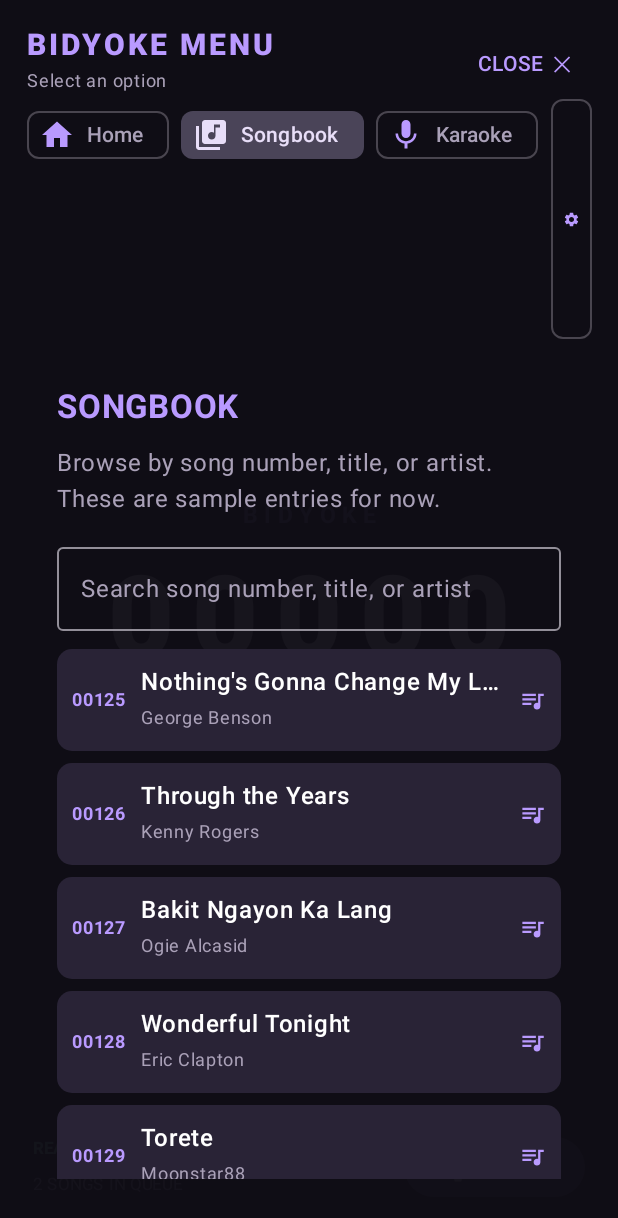
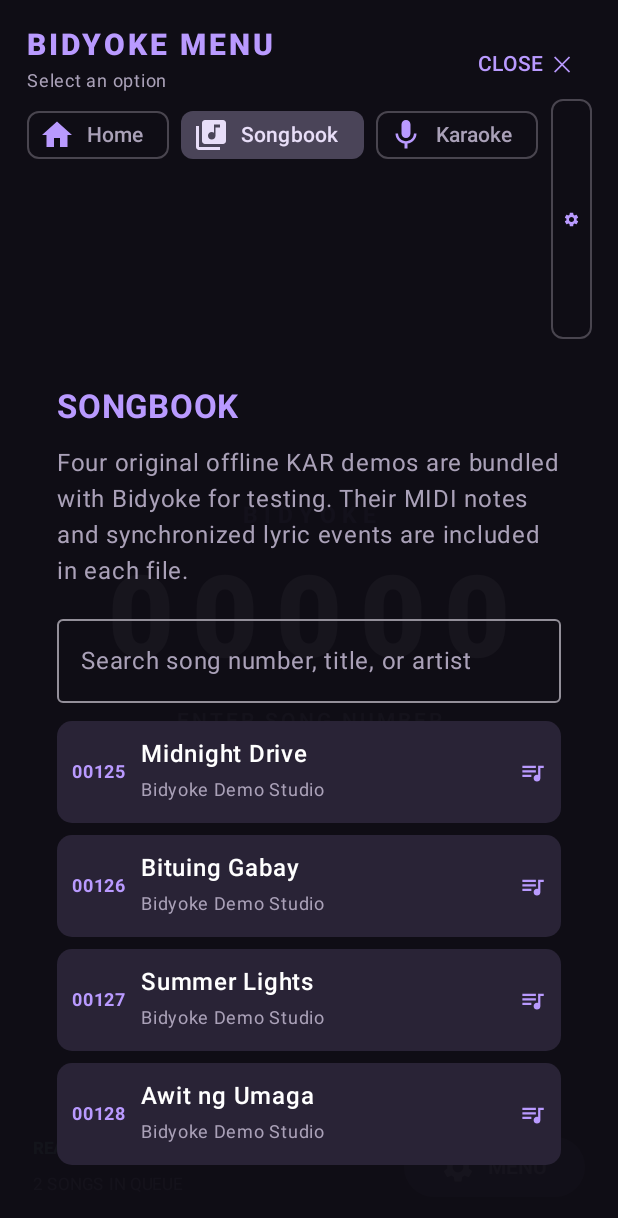
Before and after one commit to mnbvcxz24/Bidyoke, an Android app built with Jetpack Compose: the screen it shows after launch (MainActivity), after a tap on "MENU", on a phone screen of 412 x 824 dp. Shown: the top 1218 px of the screen. Run offline under Robolectric (Android 15) with nearby library versions, the phone set to English and light mode, and no system bars.

Commit message:
Add bundled original KAR demo song catalog

```diff
--- a/app/src/main/java/com/bidyoke/MainActivity.kt
+++ b/app/src/main/java/com/bidyoke/MainActivity.kt
@@ -39,6 +39,7 @@ import androidx.compose.ui.text.input.KeyboardType
 import androidx.compose.ui.text.style.TextOverflow
 import androidx.compose.ui.unit.dp
 import androidx.compose.ui.unit.sp
+import java.io.File
 
 private val Ink = Color(0xFF100E16)
 private val Panel = Color(0xFF1D1927)
@@ -53,6 +54,7 @@ class MainActivity : ComponentActivity() {
 
     override fun onCreate(savedInstanceState: Bundle?) {
         super.onCreate(savedInstanceState)
+        installBundledDemoSongs()
         setContent {
             BidyokeTheme {
                 BidyokeApp(onRemoteKeyHandler = { remoteKeyHandler = it })
@@ -79,16 +81,29 @@ private fun BidyokeTheme(content: @Composable () -> Unit) {
     )
 }
 
+
+private fun MainActivity.installBundledDemoSongs() {
+    val assetNames = assets.list("demo_songs") ?: return
+    val targetDir = File(filesDir, "demo_songs").apply { mkdirs() }
+    assetNames.filter { it.endsWith(".kar", ignoreCase = true) }.forEach { name ->
+        val target = File(targetDir, name)
+        if (!target.exists()) {
+            assets.open("demo_songs/$name").use { input ->
+                target.outputStream().use { output -> input.copyTo(output) }
+            }
+        }
+    }
+}
+
 private enum class Destination(val label: String) {
     HOME("Home"), LIBRARY("Songbook"), PLAYER("Karaoke"), SETTINGS("Settings")
 }
-private data class Song(val number: String, val title: String, val artist: String)
+private data class Song(val number: String, val title: String, val artist: String, val fileName: String? = null)
 private val sampleSongs = listOf(
-    Song("00125", "Nothing's Gonna Change My Love for You", "George Benson"),
-    Song("00126", "Through the Years", "Kenny Rogers"),
-    Song("00127", "Bakit Ngayon Ka Lang", "Ogie Alcasid"),
-    Song("00128", "Wonderful Tonight", "Eric Clapton"),
-    Song("00129", "Torete", "Moonstar88")
+    Song("00125", "Midnight Drive", "Bidyoke Demo Studio", "00125_midnight_drive.kar"),
+    Song("00126", "Bituing Gabay", "Bidyoke Demo Studio", "00126_bituing_gabay.kar"),
+    Song("00127", "Summer Lights", "Bidyoke Demo Studio", "00127_summer_lights.kar"),
+    Song("00128", "Awit ng Umaga", "Bidyoke Demo Studio", "00128_awit_ng_umaga.kar")
 )
 
 @Composable
@@ -330,7 +345,7 @@ private fun LibraryScreen(onAdd: (Song) -> Unit) {
     }
     Column(Modifier.fillMaxSize().padding(20.dp), verticalArrangement = Arrangement.spacedBy(12.dp)) {
         Text("SONGBOOK", color = Violet, fontSize = 22.sp, fontWeight = FontWeight.Bold)
-        Text("Browse by song number, title, or artist. These are sample entries for now.", color = Muted)
+        Text("Four original offline KAR demos are bundled with Bidyoke for testing. Their MIDI notes and synchronized lyric events are included in each file.", color = Muted)
         OutlinedTextField(
             value = query, onValueChange = { query = it }, modifier = Modifier.fillMaxWidth(),
             label = { Text("Search song number, title, or artist") }, singleLine = true
@@ -387,6 +402,12 @@ private fun SettingsScreen(folderUri: String?, onChooseFolder: () -> Unit, onCle
                 }
             }
         }
+        SectionCard("BUILT-IN TEST SONGS") {
+            Text("4 original KAR demo files are included and copied into Bidyoke's private storage for offline testing.", color = Muted)
+            sampleSongs.forEach { song ->
+                Text("${song.number}  •  ${song.title}", color = Color.White, fontWeight = FontWeight.SemiBold)
+            }
+        }
         SectionCard("AUDIO & DISPLAY") {
             Text("Microphone mixing, speaker output, lyrics appearance, and TV display controls are planned for later phases.", color = Muted)
         }
```
